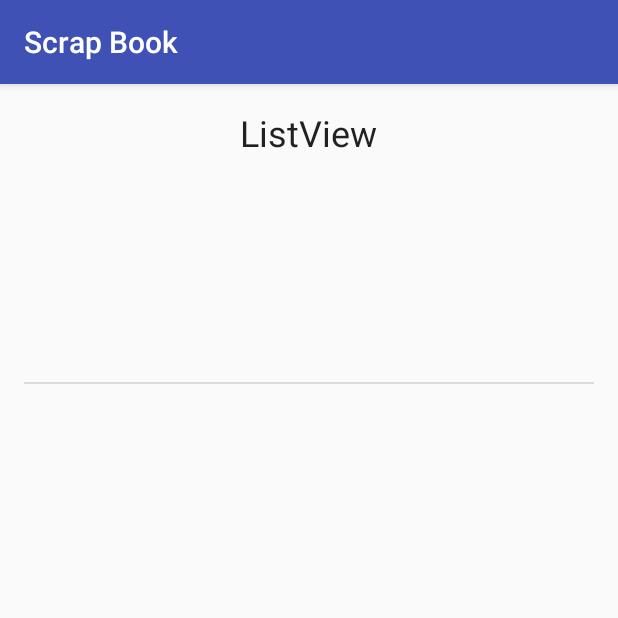
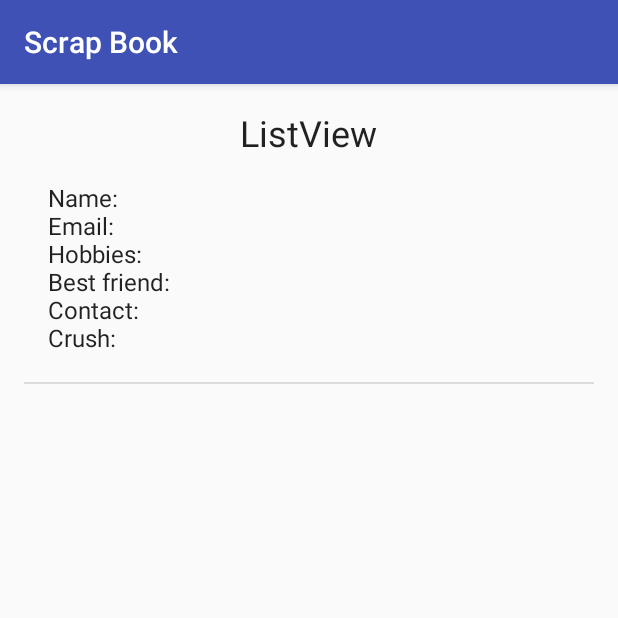
Before and after one commit to nikhilkrathi/ScrapBook, an Android app: the ThirdActivity screen opened directly, with no data from a screen before it, on a phone screen of 412 x 824 dp, the top half of it. Run offline under Robolectric (Android 15) with nearby library versions, the phone set to English and light mode, and no system bars.

```diff
--- a/app/src/main/AndroidManifest.xml
+++ b/app/src/main/AndroidManifest.xml
@@ -2,6 +2,7 @@
 <manifest xmlns:android="http://schemas.android.com/apk/res/android"
     package="com.example.arahan.scrapbook">
 
+    <uses-permission android:name="android.permission.INTERNET" />
     <application
         android:allowBackup="true"
         android:icon="@mipmap/ic_launcher"
--- a/app/src/main/java/com/example/arahan/scrapbook/ThirdActivity.java
+++ b/app/src/main/java/com/example/arahan/scrapbook/ThirdActivity.java
@@ -34,13 +34,19 @@ public class ThirdActivity extends AppCompatActivity {
 
         final ArrayList<String> values = new ArrayList<>();
         ArrayList<HashMap<String, String>> data = dbHelper.getAllUsers();
-        for (HashMap<String, String> hm: data) {
+        for (HashMap<String, String> hm : data) {
             String output = "";
+            output += "Name: ";
             output += hm.get("name") + "\n";
+            output += "Email: ";
             output += hm.get("email") + "\n";
+            output += "Hobbies: ";
             output += hm.get("hobbies") + "\n";
+            output += "Best friend: ";
             output += hm.get("best_friend") + "\n";
+            output += "Contact: ";
             output += hm.get("contact") + "\n";
+            output += "Crush: ";
             output += hm.get("crush") + "\n";
             values.add(output);
         }
--- a/app/src/main/java/com/example/arahan/scrapbook/database/DBHelper.java
+++ b/app/src/main/java/com/example/arahan/scrapbook/database/DBHelper.java
@@ -81,7 +81,7 @@ public class DBHelper extends SQLiteOpenHelper {
     }
 
     public void truncateTable(){
-        String query="TRUNCATE TABLE users_data";
+        String query="DELETE FROM users_data";
         SQLiteDatabase database=this.getWritableDatabase();
         try{
             database.execSQL(query);
```
Also changed, not shown: app/src/main/java/com/example/arahan/scrapbook/SecondActivity.java (+24 -1 lines), app/src/main/java/com/example/arahan/scrapbook/ServerConnection.java (+9 -6 lines).
